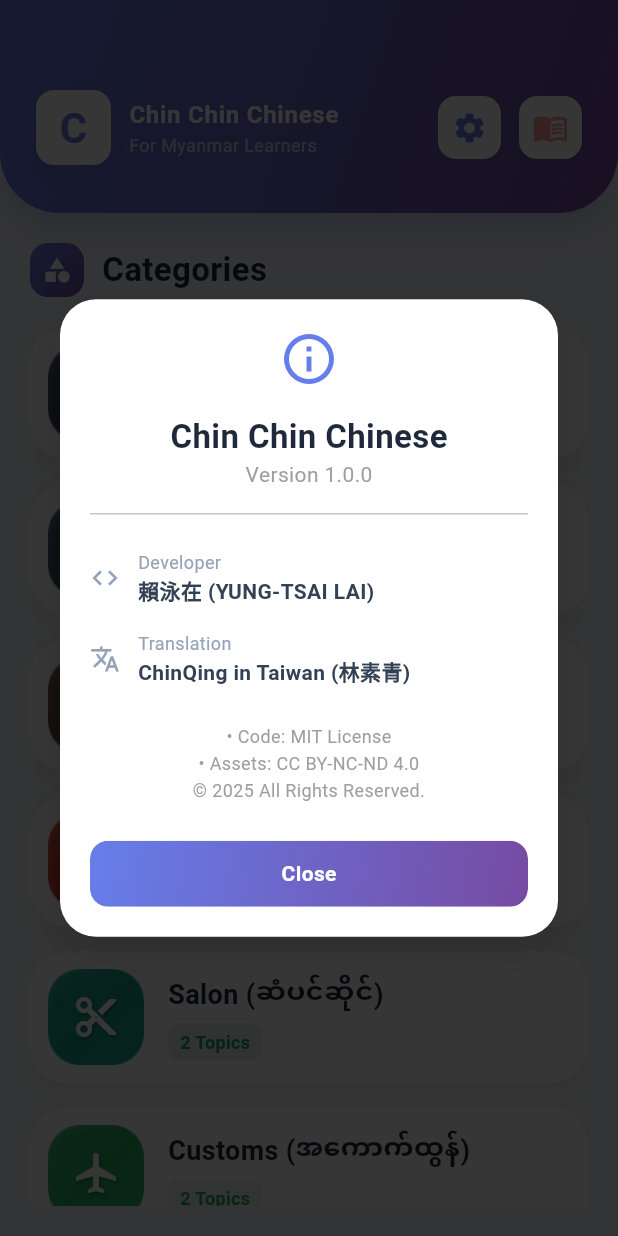
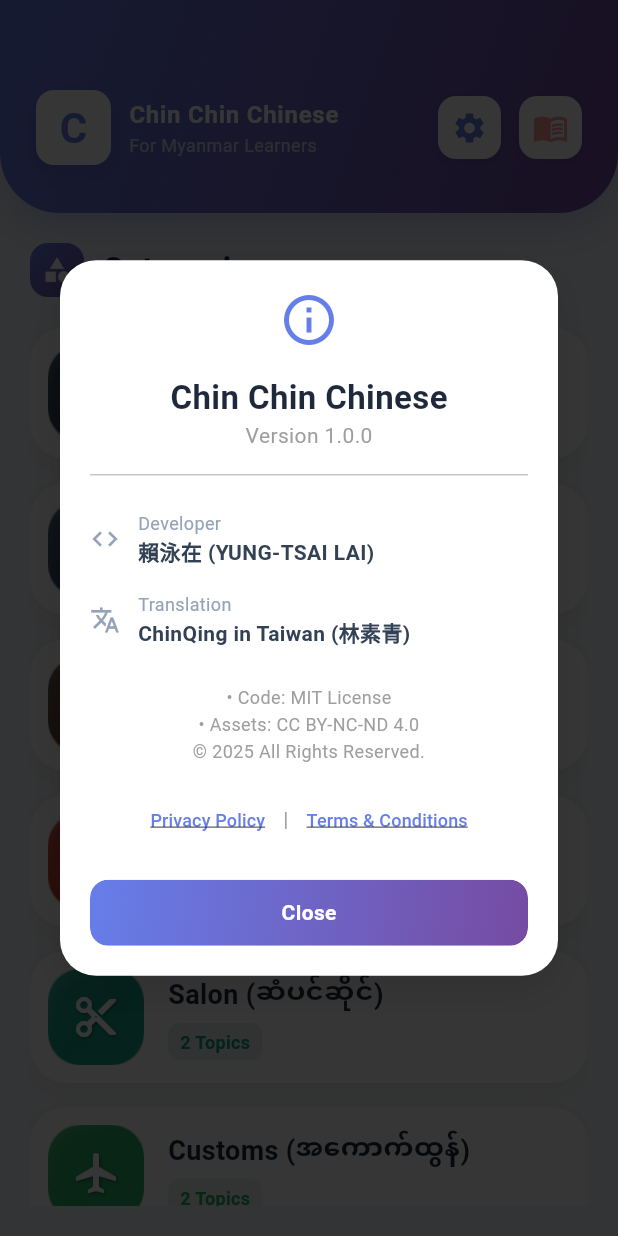
Before and after one commit to lai2570/Burmese_language_app, a Flutter app: the SettingsDialog widget shown alone on an empty page, opened directly, after a tap on "About", on a phone screen of 412 x 824 dp. Run offline on Flutter 3.47's test engine with Material 3 defaults, Android fonts, the phone set to English and light mode, and no system bars; our stand-ins replace audioplayers, shared_preferences, video_player; accounts and stored records are empty.

Commit message:
Add Terms and Privacy Policy

```diff
--- a/lib/main.dart
+++ b/lib/main.dart
@@ -5,6 +5,7 @@
 import 'package:video_player/video_player.dart';
 import 'package:audioplayers/audioplayers.dart';
 import 'data/vocab_data.dart';
+import 'package:url_launcher/url_launcher.dart';
 
 void main() async {
   // 1. 確保 Flutter 引擎綁定初始化 (在執行異步操作前必須呼叫)
@@ -901,6 +902,15 @@
   }
 
   // 顯示開發者與版權資訊
+// --- 新增這個函式：用來打開瀏覽器 ---
+  Future<void> _launchURL(String urlString) async {
+    final Uri url = Uri.parse(urlString);
+    if (!await launchUrl(url, mode: LaunchMode.externalApplication)) {
+      debugPrint('Could not launch $url');
+    }
+  }
+
+  // --- 修改後的 About 視窗 ---
   void _showAuthorInfo(BuildContext context) {
     showDialog(
       context: context,
@@ -925,13 +935,37 @@
               const Divider(height: 32),
               _buildInfoRow(Icons.code, "Developer", "賴泳在 (YUNG-TSAI LAI)"),
               _buildInfoRow(Icons.translate, "Translation", "ChinQing in Taiwan (林素青)"),
+
               const SizedBox(height: 16),
               const Text(
                 '• Code: MIT License\n• Assets: CC BY-NC-ND 4.0\n© 2025 All Rights Reserved.',
                 style: TextStyle(fontSize: 12, color: Colors.grey, height: 1.5),
                 textAlign: TextAlign.center,
               ),
-              const SizedBox(height: 24),
+
+              // ==========================================
+              // --- 新增：法律條款連結按鈕區 ---
+              // ==========================================
+              const SizedBox(height: 12),
+              Row(
+                mainAxisAlignment: MainAxisAlignment.center,
+                children: [
+                  TextButton(
+                    // TODO: 請確認您的 GitHub Pages 網址是否正確
+                    onPressed: () => _launchURL('https://lai2570.github.io/Burmese_language_app/privacy'),
+                    child: const Text("Privacy Policy", style: TextStyle(color: Color(0xFF667eea), fontSize: 12, decoration: TextDecoration.underline)),
+                  ),
+                  const Text("|", style: TextStyle(color: Colors.grey)),
+                  TextButton(
+                    // TODO: 請確認您的 GitHub Pages 網址是否正確
+                    onPressed: () => _launchURL('https://lai2570.github.io/Burmese_language_app/terms'),
+                    child: const Text("Terms & Conditions", style: TextStyle(color: Color(0xFF667eea), fontSize: 12, decoration: TextDecoration.underline)),
+                  ),
+                ],
+              ),
+              // ==========================================
+
+              const SizedBox(height: 16),
               ThreeDButton(
                 onPressed: () => Navigator.pop(context),
                 borderRadius: BorderRadius.circular(12),
```
